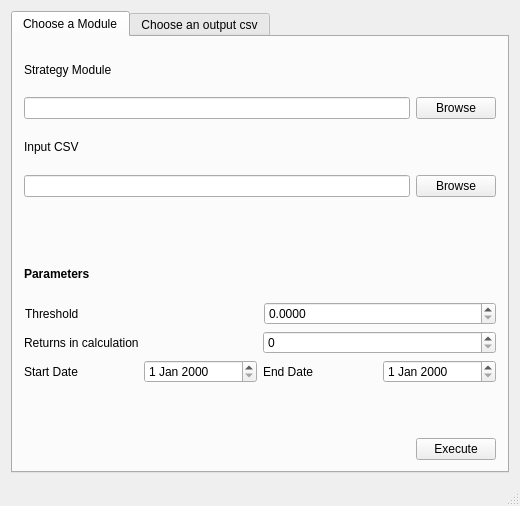
Above: GUI1-Merge_of_death/mainwindow.ui from mobeigi/Algorithmic-Trading before the change. Below: the same form after it.
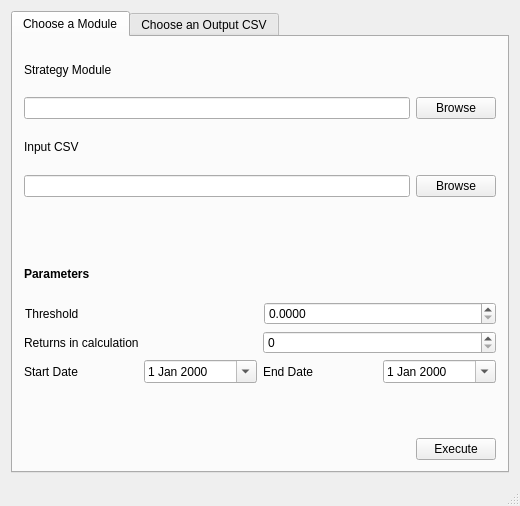
That is the form after the change.

Patch:
```diff
--- a/GUI1-Merge_of_death/mainwindow.ui
+++ b/GUI1-Merge_of_death/mainwindow.ui
@@ -6,7 +6,7 @@
    <rect>
     <x>0</x>
     <y>0</y>
-    <width>506</width>
+    <width>520</width>
     <height>506</height>
    </rect>
   </property>
@@ -164,7 +164,11 @@
              </widget>
             </item>
             <item>
-             <widget class="QDateEdit" name="start_date"/>
+             <widget class="QDateEdit" name="start_date">
+              <property name="calendarPopup">
+               <bool>true</bool>
+              </property>
+             </widget>
             </item>
             <item>
              <widget class="QLabel" name="end_date_label">
@@ -174,7 +178,11 @@
              </widget>
             </item>
             <item>
-             <widget class="QDateEdit" name="end_date"/>
+             <widget class="QDateEdit" name="end_date">
+              <property name="calendarPopup">
+               <bool>true</bool>
+              </property>
+             </widget>
             </item>
            </layout>
           </item>
@@ -221,7 +229,7 @@
       </widget>
       <widget class="QWidget" name="tab_2">
        <attribute name="title">
-        <string>Choose an output csv</string>
+        <string>Choose an Output CSV</string>
        </attribute>
        <layout class="QVBoxLayout" name="verticalLayout">
         <item>
```
Left out of the diff: 9 changed lines with no effect on the pictures.
